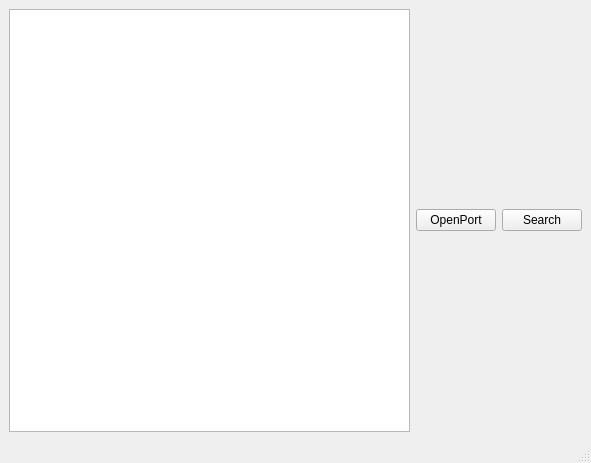
First picture: the form in testUpnp/src/mainWindow.ui, repository KDE/kopete, before the edit.
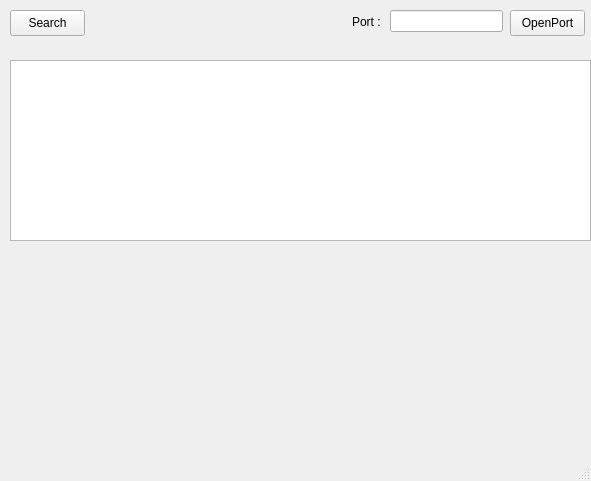
Second picture: the form after the edit.

Commit message: openPort function is finished

```diff
--- a/testUpnp/src/mainWindow.ui
+++ b/testUpnp/src/mainWindow.ui
@@ -6,32 +6,72 @@
     <x>0</x>
     <y>0</y>
     <width>591</width>
-    <height>463</height>
+    <height>481</height>
    </rect>
   </property>
   <property name="windowTitle" >
    <string>MainWindow</string>
   </property>
   <widget class="QWidget" name="centralwidget" >
-   <layout class="QHBoxLayout" >
-    <item>
-     <widget class="QTextEdit" name="text_mess" />
-    </item>
-    <item>
+   <widget class="QTextEdit" name="text_mess" >
+    <property name="geometry" >
+     <rect>
+      <x>10</x>
+      <y>60</y>
+      <width>581</width>
+      <height>181</height>
+     </rect>
+    </property>
+   </widget>
      <widget class="QPushButton" name="btOpen" >
+    <property name="geometry" >
+     <rect>
+      <x>510</x>
+      <y>10</y>
+      <width>75</width>
+      <height>26</height>
+     </rect>
+    </property>
       <property name="text" >
        <string>OpenPort</string>
       </property>
      </widget>
-    </item>
-    <item>
      <widget class="QPushButton" name="btEnvoi" >
+    <property name="geometry" >
+     <rect>
+      <x>10</x>
+      <y>10</y>
+      <width>75</width>
+      <height>26</height>
+     </rect>
+    </property>
       <property name="text" >
        <string>Search</string>
       </property>
      </widget>
-    </item>
-   </layout>
+   <widget class="QLineEdit" name="l_port" >
+    <property name="geometry" >
+     <rect>
+      <x>390</x>
+      <y>10</y>
+      <width>113</width>
+      <height>22</height>
+     </rect>
+    </property>
+   </widget>
+   <widget class="QLabel" name="label" >
+    <property name="geometry" >
+     <rect>
+      <x>352</x>
+      <y>12</y>
+      <width>50</width>
+      <height>20</height>
+     </rect>
+    </property>
+    <property name="text" >
+     <string>Port :</string>
+    </property>
+   </widget>
   </widget>
   <widget class="QMenuBar" name="menubar" >
    <property name="geometry" >
```
Left out of the diff: 2 changed lines with no effect on the pictures. Lines whose indentation alone changed are shown as unchanged. The commit also changes 5 other files.
